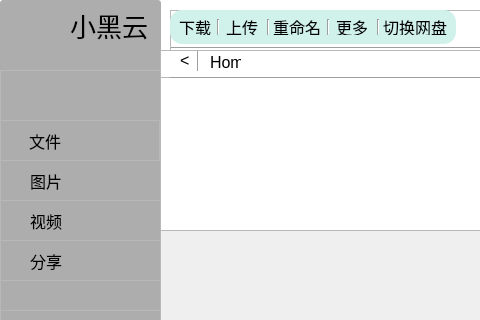
This is SBCclient.ui in aibotez/SBCClientV2 as Qt 5 draws it before an edit; both pictures show x 0 to 480 and y 0 to 320 of the 966 by 650 pixel window. The edited form follows.
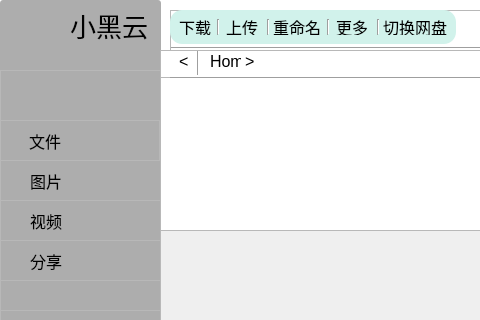
This is the edited form. Icons and pictures are not drawn.

What changed in the file:
```diff
--- a/SBCclient.ui
+++ b/SBCclient.ui
@@ -424,7 +424,7 @@
        <x>30</x>
        <y>0</y>
        <width>16</width>
-       <height>21</height>
+       <height>25</height>
       </rect>
      </property>
      <property name="lineWidth">
@@ -438,9 +438,9 @@
      <property name="geometry">
       <rect>
        <x>50</x>
-       <y>2</y>
+       <y>0</y>
        <width>31</width>
-       <height>20</height>
+       <height>23</height>
       </rect>
      </property>
      <property name="text">
@@ -450,10 +450,10 @@
     <widget class="QLabel" name="label_12">
      <property name="geometry">
       <rect>
-       <x>20</x>
+       <x>19</x>
        <y>0</y>
        <width>16</width>
-       <height>21</height>
+       <height>23</height>
       </rect>
      </property>
      <property name="font">
@@ -465,6 +465,24 @@
       <string>&lt;</string>
      </property>
     </widget>
+    <widget class="QLabel" name="label_19">
+     <property name="geometry">
+      <rect>
+       <x>85</x>
+       <y>0</y>
+       <width>16</width>
+       <height>23</height>
+      </rect>
+     </property>
+     <property name="font">
+      <font>
+       <pointsize>-1</pointsize>
+      </font>
+     </property>
+     <property name="text">
+      <string>&gt;</string>
+     </property>
+    </widget>
    </widget>
    <widget class="Line" name="line_3">
     <property name="geometry">
```
